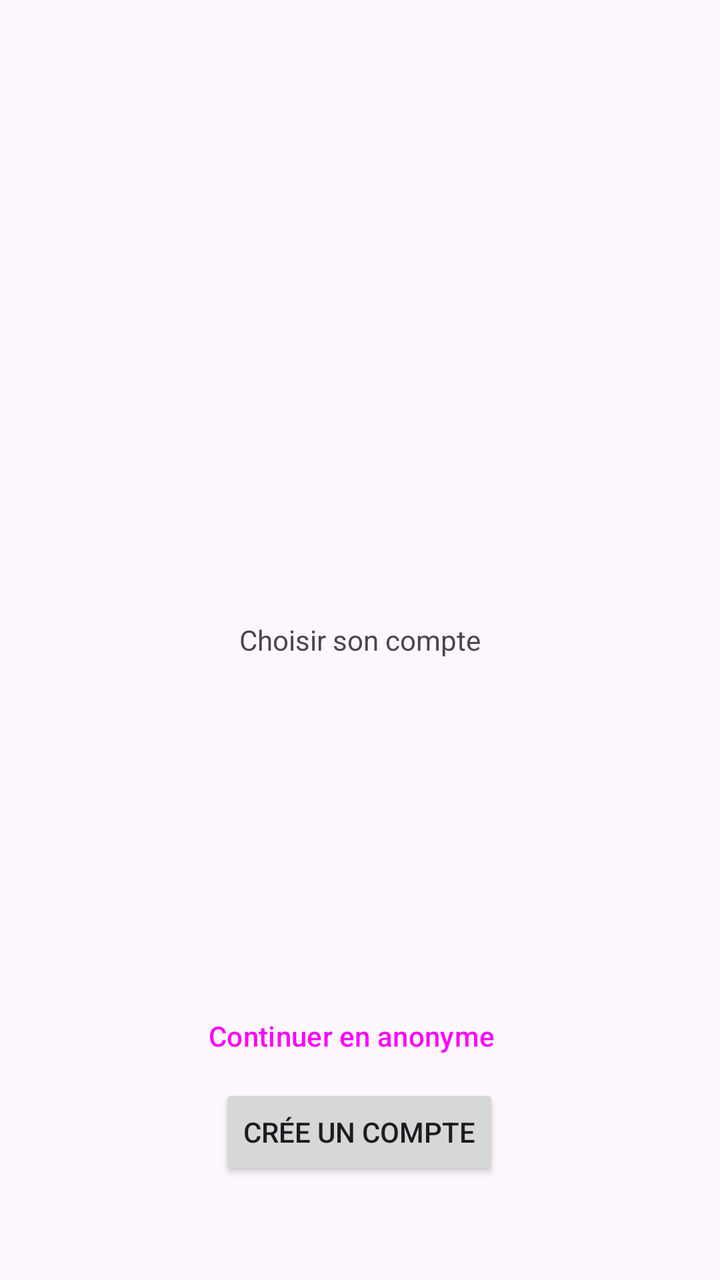
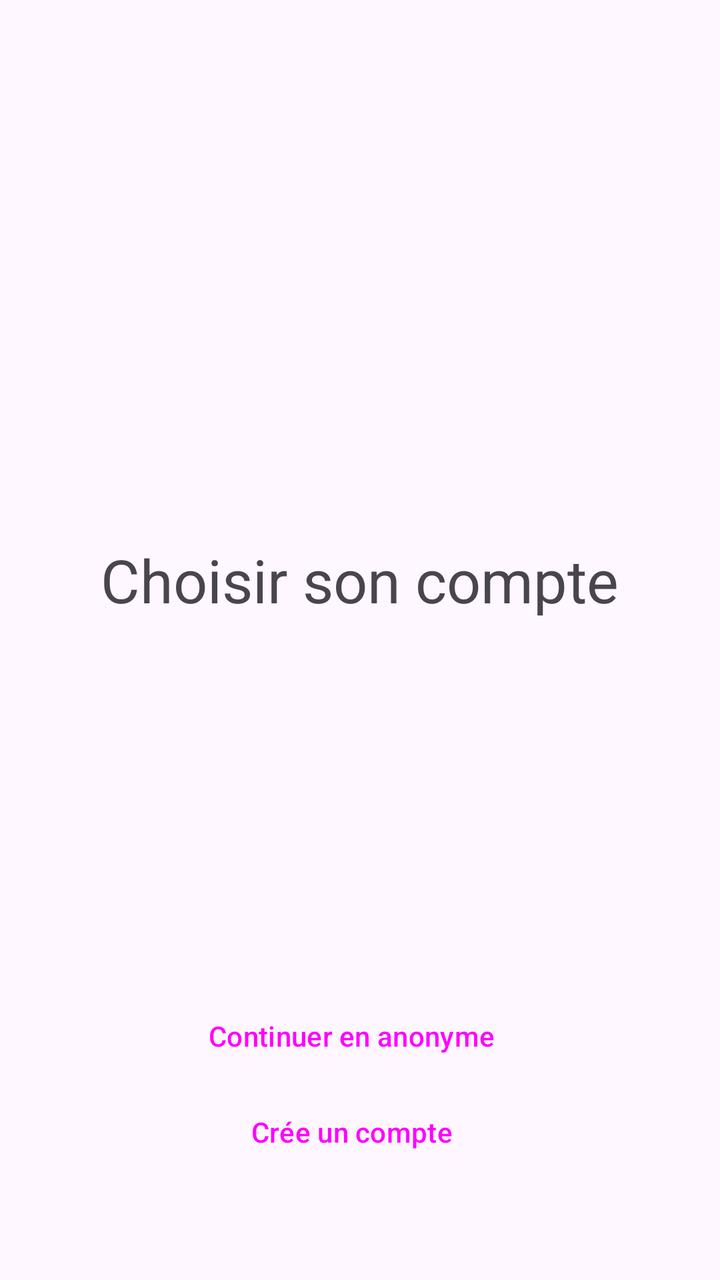

Two renders of the same Android screen: before a commit and after it. Below are the layout's source before the change and the commit's diff.
<!-- AndroidManifest.xml: application theme Theme.MiniProjet -->
<!-- res/layout/activity_main.xml -->
<?xml version="1.0" encoding="utf-8"?>
<RelativeLayout xmlns:android="http://schemas.android.com/apk/res/android"
    xmlns:app="http://schemas.android.com/apk/res-auto"
    xmlns:tools="http://schemas.android.com/tools"
    android:id="@+id/main"
    android:layout_width="match_parent"
    android:layout_height="match_parent"
    tools:context=".MainActivity">


    <LinearLayout
        android:layout_width="wrap_content"
        android:layout_height="wrap_content"
        android:gravity="center"
        android:layout_centerInParent="true"
        android:orientation="vertical">

        <TextView
            android:layout_width="wrap_content"
            android:layout_height="wrap_content"
            android:text="@string/Main_main_title"/>
    </LinearLayout>

    <LinearLayout
        android:layout_width="wrap_content"
        android:layout_height="wrap_content"
        android:layout_alignParentBottom="true"
        android:layout_centerInParent="true"
        android:orientation="vertical"
        android:gravity="center"
        android:layout_marginBottom="50dp">
        <Button
            style="@style/Widget.Material3.Button.ElevatedButton.Icon"
            android:layout_width="wrap_content"
            android:layout_height="wrap_content"
            android:text="@string/Main_btn_Ano"
            android:id="@+id/Main_btn_Ano"
            app:icon="@drawable/baseline_person_24"
            />

        <Button
            android:layout_width="wrap_content"
            android:layout_height="wrap_content"
            android:text="@string/Main_btn_crea"
            android:id="@+id/Main_btn_crea"/>
    </LinearLayout>



</RelativeLayout>
<!-- resources referenced by this layout -->
<resources>
  <!-- drawable baseline_person_24 (drawable) -->
  <vector xmlns:android="http://schemas.android.com/apk/res/android" android:height="24dp" android:tint="#000000" android:viewportHeight="24" android:viewportWidth="24" android:width="24dp">
        
      <path android:fillColor="@android:color/white" android:pathData="M12,12c2.21,0 4,-1.79 4,-4s-1.79,-4 -4,-4 -4,1.79 -4,4 1.79,4 4,4zM12,14c-2.67,0 -8,1.34 -8,4v2h16v-2c0,-2.66 -5.33,-4 -8,-4z"/>
      
  </vector>
  <string name="Main_btn_Ano">Continuer en anonyme</string>
  <string name="Main_btn_crea">Crée un compte</string>
  <string name="Main_main_title">Choisir son compte</string>
  <style name="Theme.MiniProjet" parent="Base.Theme.MiniProjet" />
  <style name="Base.Theme.MiniProjet" parent="Theme.Material3.DayNight.NoActionBar">
          
          
      </style>
</resources>

<!-- the commit's change to res/layout/activity_main.xml (unified diff, before → after) -->
@@ -9,16 +9,29 @@
 
 
     <LinearLayout
-        android:layout_width="wrap_content"
-        android:layout_height="wrap_content"
+        android:layout_width="300dp"
+        android:layout_height="500dp"
         android:gravity="center"
-        android:layout_centerInParent="true"
-        android:orientation="vertical">
+        android:orientation="vertical"
+        android:layout_alignParentTop="true"
+        android:layout_centerHorizontal="true"
+        android:layout_marginTop="50dp"
+        >
 
         <TextView
             android:layout_width="wrap_content"
             android:layout_height="wrap_content"
-            android:text="@string/Main_main_title"/>
+            android:text="@string/Main_main_title"
+            android:textSize="30dp"
+            android:layout_marginBottom="20dp"/>
+
+        <ListView
+            android:id="@+id/Main_list_users"
+            android:layout_width="match_parent"
+            android:layout_height="wrap_content"
+            android:orientation="vertical"
+            />
+
     </LinearLayout>
 
     <LinearLayout
@@ -39,10 +52,13 @@
             />
 
         <Button
+            style="@style/Widget.Material3.Button.ElevatedButton.Icon"
             android:layout_width="wrap_content"
             android:layout_height="wrap_content"
             android:text="@string/Main_btn_crea"
-            android:id="@+id/Main_btn_crea"/>
+            android:id="@+id/Main_btn_crea"
+            app:icon="@drawable/baseline_add_24"
+            />
     </LinearLayout>
 
 
<!-- resource entries referenced after the edit -->
@@ -1,5 +1,11 @@
 <!-- resources referenced by this layout -->
 <resources>
+  <!-- drawable baseline_add_24 (drawable) -->
+  <vector xmlns:android="http://schemas.android.com/apk/res/android" android:height="24dp" android:tint="#000000" android:viewportHeight="24" android:viewportWidth="24" android:width="24dp">
+        
+      <path android:fillColor="@android:color/white" android:pathData="M19,13h-6v6h-2v-6H5v-2h6V5h2v6h6v2z"/>
+      
+  </vector>
   <!-- drawable baseline_person_24 (drawable) -->
   <vector xmlns:android="http://schemas.android.com/apk/res/android" android:height="24dp" android:tint="#000000" android:viewportHeight="24" android:viewportWidth="24" android:width="24dp">
         
